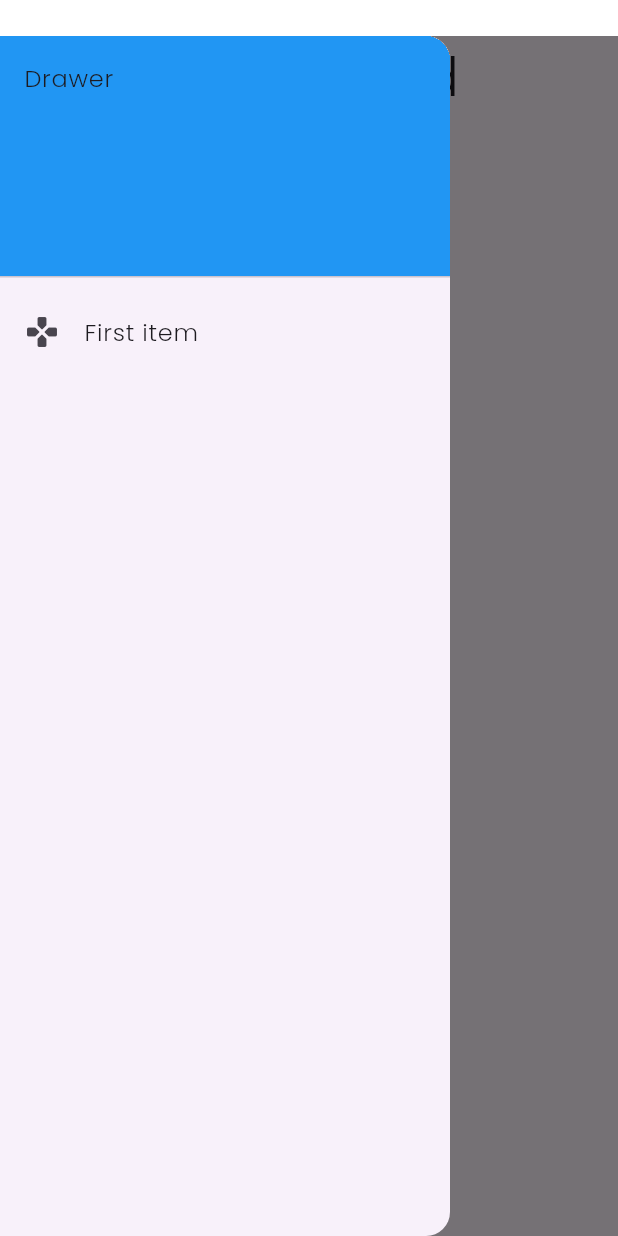
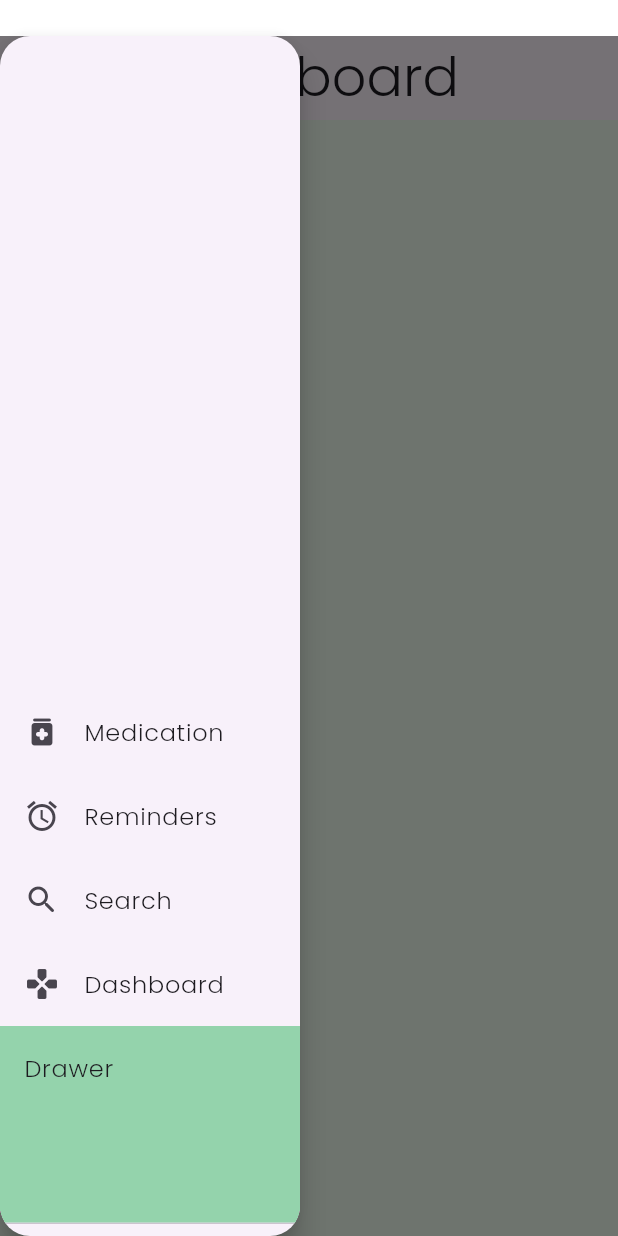
Before and after one commit to james-j-han/pillme, a Flutter app: the screen it shows after launch, with the side drawer open, on a phone screen of 412 x 824 dp. Run offline on Flutter 3.47's test engine with Material 3 defaults, Android fonts, the phone set to English and light mode, and no system bars.

Commit message:
Adds custom drawer class for persistent access across pages

```diff
--- a/lib/main.dart
+++ b/lib/main.dart
@@ -1,5 +1,6 @@
 import 'package:flutter/material.dart';
 import 'package:pillme/pages/dashboard_page.dart';
+import 'package:pillme/pages/search_page.dart';
 
 void main() {
   runApp(const MyApp());
@@ -34,6 +35,10 @@ class MyApp extends StatelessWidget {
         fontFamily: 'Poppins'
       ),
       home: const DashBoardPage(),
+      routes: {
+        '/dashboard': (context) => const DashBoardPage(),
+        '/search': (context) => const SearchPage(),
+      },
     );
   }
 }
--- /dev/null
+++ b/lib/my_drawer.dart
@@ -0,0 +1,53 @@
+import 'package:flutter/material.dart';
+
+class MyDrawer extends StatelessWidget {
+  const MyDrawer({super.key});
+
+  @override
+  Widget build(BuildContext context) {
+    return Drawer(
+      shape: RoundedRectangleBorder(
+        borderRadius: BorderRadius.circular(20.0),
+      ),
+      shadowColor: Colors.black,
+      elevation: 8.0,
+      width: 200.0,
+      child: ListView(
+        reverse: true,
+        children: [
+          const SizedBox(
+            height: 140.0,
+            child: DrawerHeader(
+              decoration: BoxDecoration(
+                color: Color(0xFF94D3AC),
+              ),
+              child: Text('Drawer'),
+            ),
+          ),
+          ListTile(
+            leading: const Icon(Icons.gamepad_rounded),
+            title: const Text('Dashboard'),
+            onTap: () {},
+          ),
+          ListTile(
+            leading: const Icon(Icons.search_rounded),
+            title: const Text('Search'),
+            onTap: () {
+              Navigator.pushNamed(context, '/search');
+            },
+          ),
+          ListTile(
+            leading: const Icon(Icons.alarm),
+            title: const Text('Reminders'),
+            onTap: () {},
+          ),
+          ListTile(
+            leading: const Icon(Icons.medication_rounded),
+            title: const Text('Medication'),
+            onTap: () {},
+          ),
+        ],
+      ),
+    );
+  }
+}
--- a/lib/pages/dashboard_page.dart
+++ b/lib/pages/dashboard_page.dart
@@ -1,4 +1,5 @@
 import 'package:flutter/material.dart';
+import 'package:pillme/my_drawer.dart';
 
 class DashBoardPage extends StatefulWidget {
   const DashBoardPage({super.key});
@@ -15,6 +16,7 @@ class _DashBoardPageState extends State<DashBoardPage> {
         // Padding for camera cutout on Android
         padding: const EdgeInsets.only(top: 24.0),
         child: Scaffold(
+          backgroundColor: const Color(0xFFEFFCEF),
           appBar: AppBar(
             centerTitle: true,
             title: const Text(
@@ -24,24 +26,7 @@ class _DashBoardPageState extends State<DashBoardPage> {
               ),
             ),
           ),
-          drawer: Drawer(
-            width: 300.0,
-            child: ListView(
-              children: [
-                const DrawerHeader(
-                  decoration: BoxDecoration(
-                    color: Colors.blue,
-                  ),
-                  child: Text('Drawer'),
-                ),
-                ListTile(
-                  leading: const Icon(Icons.gamepad_rounded),
-                  title: const Text('First item'),
-                  onTap: () {},
-                )
-              ],
-            ),
-          ),
+          drawer: const MyDrawer(),
         ),
       ),
     );
--- a/lib/pages/search_page.dart
+++ b/lib/pages/search_page.dart
@@ -1,4 +1,5 @@
 import 'package:flutter/material.dart';
+import 'package:pillme/my_drawer.dart';
 
 class SearchPage extends StatefulWidget {
   const SearchPage({super.key});
@@ -10,6 +11,14 @@ class SearchPage extends StatefulWidget {
 class _SearchPageState extends State<SearchPage> {
   @override
   Widget build(BuildContext context) {
-    return const Placeholder();
+    return SafeArea(
+      child: Scaffold(
+        appBar: AppBar(
+          centerTitle: true,
+          title: const Text('Search'),
+        ),
+        drawer: const MyDrawer(),
+      ),
+    );
   }
 }
```
